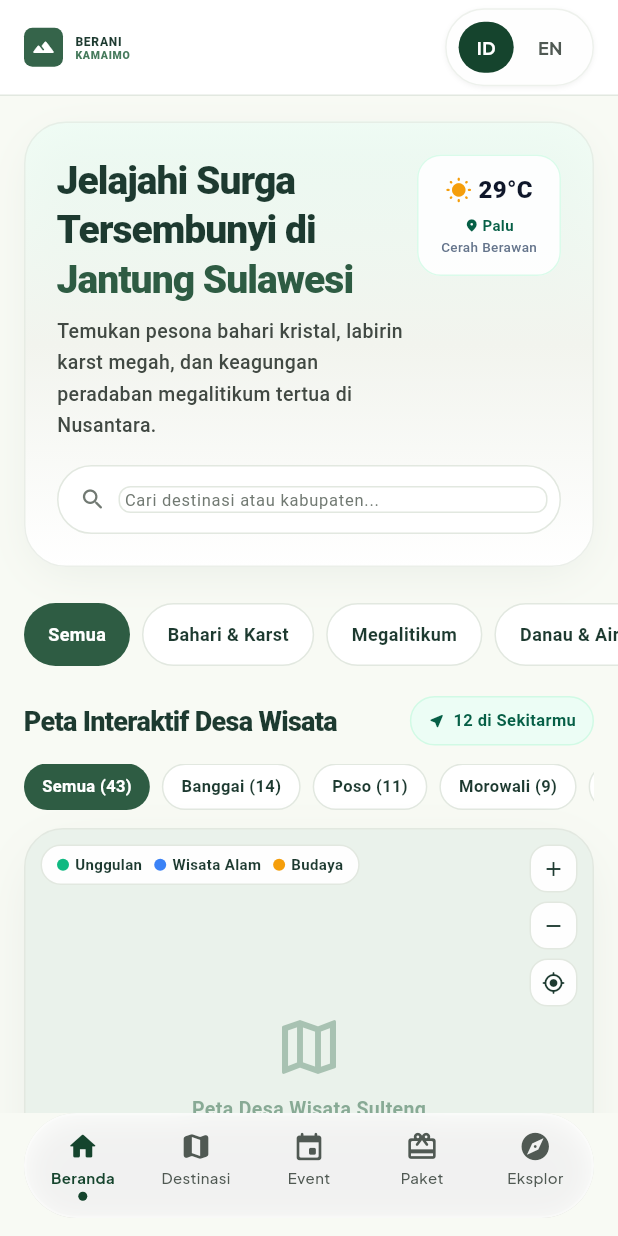
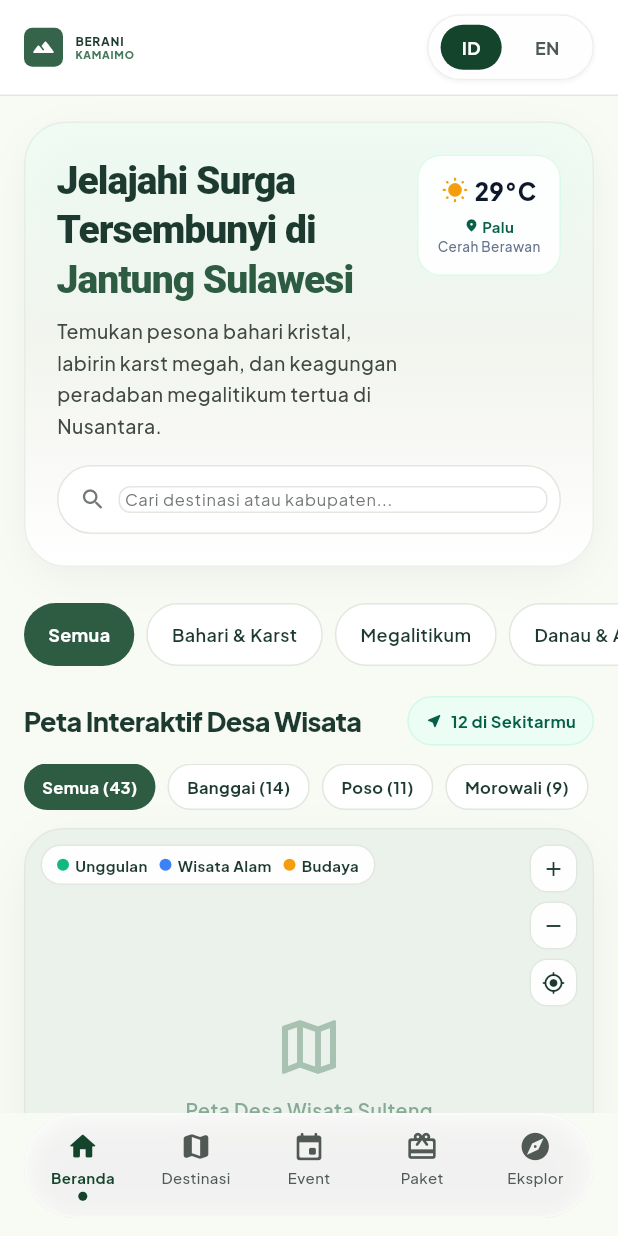
Before and after one commit to ikrmganss/fe-Kamaimo, a Flutter app: the screen it shows after launch, after a tap on "Masuk", on a phone screen of 412 x 824 dp. Run offline on Flutter 3.47's test engine with Material 3 defaults, Android fonts, the phone set to English and light mode, and no system bars.

Commit message:
feat: Revisi Beranda M1 - perbaikan alignment language pill, konsistensi font Plus Jakarta Sans, dan clip behavior bottom nav

```diff
--- a/lib/core/theme/app_typography.dart
+++ b/lib/core/theme/app_typography.dart
@@ -13,6 +13,7 @@ class AppTypography {
           color: AppColors.textOnPrimary,
           height: 1.2,
           letterSpacing: -0.5,
+          fontFamily: 'PlusJakartaSans',
         ),
 
         // Section title (Wisata Unggulan, Desa Wisata, dll)
@@ -21,12 +22,14 @@ class AppTypography {
           fontWeight: FontWeight.bold,
           color: AppColors.textPrimary,
           height: 1.3,
+          fontFamily: 'PlusJakartaSans',
         ),
         headlineMedium: TextStyle(
           fontSize: 24,
           fontWeight: FontWeight.w600,
           color: AppColors.textPrimary,
           height: 1.4,
+          fontFamily: 'PlusJakartaSans',
         ),
 
         // Card title
@@ -35,12 +38,14 @@ class AppTypography {
           fontWeight: FontWeight.w600,
           color: AppColors.textPrimary,
           height: 1.4,
+          fontFamily: 'PlusJakartaSans',
         ),
         titleMedium: TextStyle(
           fontSize: 16,
           fontWeight: FontWeight.w500,
           color: AppColors.textPrimary,
           height: 1.5,
+          fontFamily: 'PlusJakartaSans',
         ),
 
         // Body text (deskripsi)
@@ -49,12 +54,14 @@ class AppTypography {
           fontWeight: FontWeight.normal,
           color: AppColors.textPrimary,
           height: 1.6,
+          fontFamily: 'PlusJakartaSans',
         ),
         bodyMedium: TextStyle(
           fontSize: 14,
           fontWeight: FontWeight.normal,
           color: AppColors.textSecondary,
           height: 1.5,
+          fontFamily: 'PlusJakartaSans',
         ),
 
         // Caption (lokasi, tanggal)
@@ -63,6 +70,7 @@ class AppTypography {
           fontWeight: FontWeight.normal,
           color: AppColors.textSecondary,
           height: 1.4,
+          fontFamily: 'PlusJakartaSans',
         ),
 
         // Label (button, chip)
@@ -71,11 +79,13 @@ class AppTypography {
           fontWeight: FontWeight.w600,
           color: AppColors.textOnPrimary,
           letterSpacing: 0.5,
+          fontFamily: 'PlusJakartaSans',
         ),
         labelMedium: TextStyle(
           fontSize: 12,
           fontWeight: FontWeight.w500,
           color: AppColors.textSecondary,
+          fontFamily: 'PlusJakartaSans',
         ),
       );
 }
--- a/lib/features/user/home/user_shell.dart
+++ b/lib/features/user/home/user_shell.dart
@@ -65,6 +65,7 @@ class _FloatingBottomNav extends StatelessWidget {
             filter: ImageFilter.blur(sigmaX: 10, sigmaY: 10),
             child: Container(
               height: 70,
+              clipBehavior: Clip.hardEdge,
               decoration: BoxDecoration(
                 color: Colors.white.withOpacity(0.8),
                 borderRadius: BorderRadius.circular(9999),
@@ -292,12 +293,12 @@ class _NavBarDelegate extends SliverPersistentHeaderDelegate {
                       ),
                     ],
                   ),
-                  padding: const EdgeInsets.all(8),
+                  padding: const EdgeInsets.symmetric(horizontal: 8, vertical: 6),
                   child: Row(
                     mainAxisSize: MainAxisSize.min,
                     children: [
                       _LangPill(label: 'ID', active: locale == 'ID'),
-                      const SizedBox(width: 4),
+                      const SizedBox(width: 8),
                       _LangPill(label: 'EN', active: locale == 'EN'),
                     ],
                   ),
@@ -323,7 +324,7 @@ class _LangPill extends StatelessWidget {
   @override
   Widget build(BuildContext context) {
     return Container(
-      padding: const EdgeInsets.symmetric(horizontal: 12, vertical: 8),
+      padding: const EdgeInsets.symmetric(horizontal: 14, vertical: 6),
       decoration: BoxDecoration(
         color: active ? AppColors.pine800 : Colors.transparent,
         borderRadius: BorderRadius.circular(9999),
```
